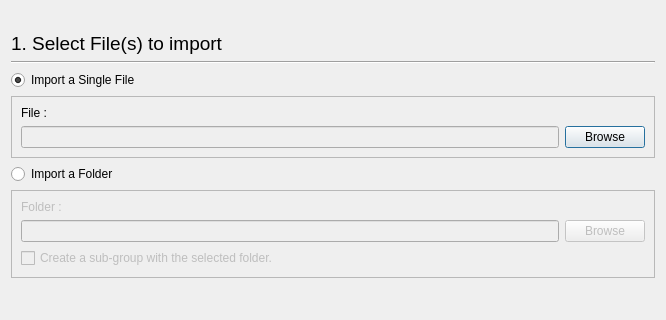
Old version of the form PhzQtUI/auxdir/PhzQtUI/DialogImportAuxData.ui in the repository astrorama/Phosphoros; both pictures show x 0 to 666 and y 85 to 405 of the 666 by 517 pixel window.
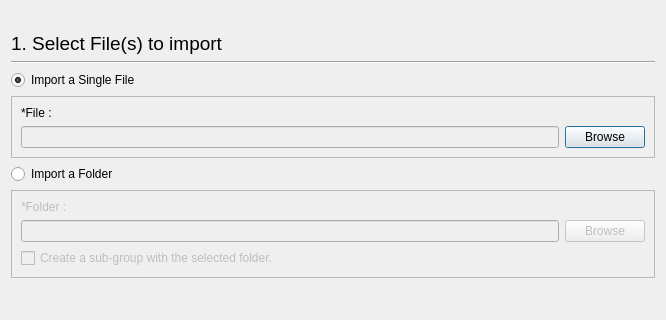
New version of the form.

```diff
--- a/PhzQtUI/auxdir/PhzQtUI/DialogImportAuxData.ui
+++ b/PhzQtUI/auxdir/PhzQtUI/DialogImportAuxData.ui
@@ -142,7 +142,7 @@
       <item>
        <widget class="QLabel" name="label_4">
         <property name="text">
-         <string>File :</string>
+         <string>*File :</string>
         </property>
        </widget>
       </item>
@@ -192,7 +192,7 @@
       <item>
        <widget class="QLabel" name="label_5">
         <property name="text">
-         <string>Folder :</string>
+         <string>*Folder :</string>
         </property>
        </widget>
       </item>
```
